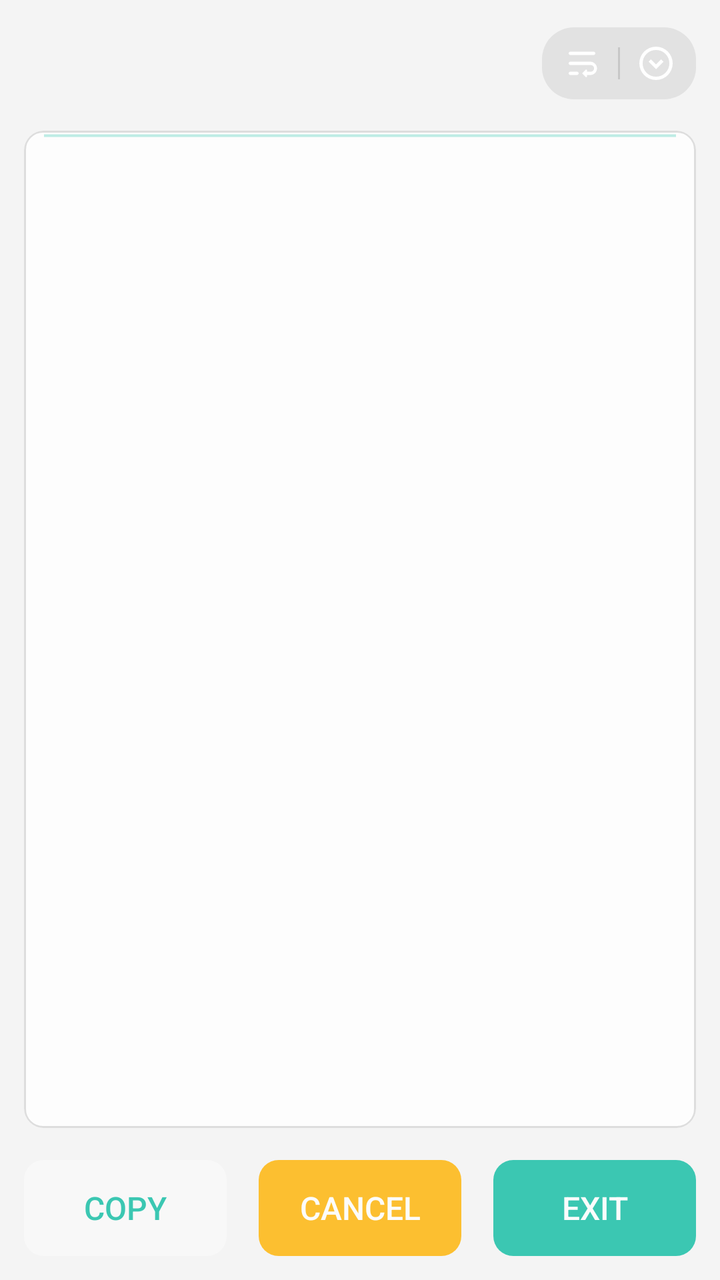
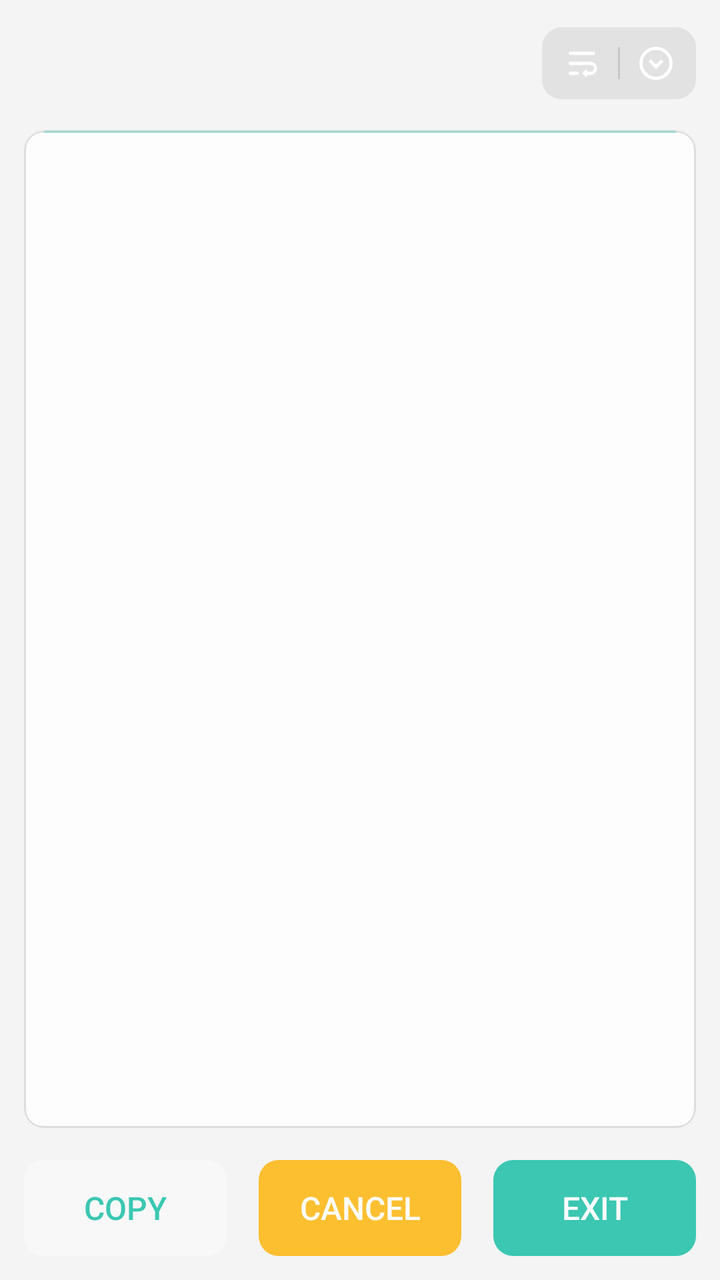

An Android layout rendered at two revisions. The XML below is the earlier revision; the diff shows what the commit changed to produce the second picture.
<!-- AndroidManifest.xml: application theme AppTheme -->
<!-- res/layout/kr_dialog_log.xml -->
<?xml version="1.0" encoding="utf-8"?>
<RelativeLayout
    xmlns:android="http://schemas.android.com/apk/res/android"
    style="@style/dialogRoot"
    android:animateLayoutChanges="true"
    android:clickable="true"
    android:focusable="true"
    android:layout_width="match_parent"
    android:layout_height="match_parent">

    <LinearLayout
        android:id="@+id/header_row"
        android:layout_width="match_parent"
        android:layout_height="wrap_content"
        android:layout_alignParentTop="true"
        android:gravity="center_vertical"
        android:orientation="horizontal">

        <LinearLayout
            android:id="@+id/top_bar"
            android:layout_width="0dp"
            android:layout_height="wrap_content"
            android:layout_weight="1"
            android:orientation="vertical">

            <TextView
                android:id="@+id/title"
                style="@style/dialogTitle"
                android:paddingStart="0dp"
                android:paddingTop="0dp"
                android:paddingEnd="0dp" />

            <TextView
                android:id="@+id/desc"
                style="@style/dialogDesc"
                android:layout_marginTop="4dp"
                android:paddingStart="0dp"
                android:paddingTop="0dp"
                android:paddingEnd="0dp" />

        </LinearLayout>

        <LinearLayout
            android:id="@+id/top_actions"
            android:layout_width="wrap_content"
            android:layout_height="wrap_content"
            android:layout_marginStart="8dp"
            android:background="@drawable/kr_log_action_chip"
            android:gravity="center_vertical"
            android:orientation="horizontal"
            android:paddingHorizontal="4dp"
            android:paddingVertical="2dp">

            <ImageButton
                android:id="@+id/btn_wrap"
                android:layout_width="32dp"
                android:layout_height="32dp"
                android:background="?attr/selectableItemBackgroundBorderless"
                android:contentDescription="@null"
                android:padding="6dp"
                android:scaleType="centerInside"
                android:src="@drawable/ic_wrap_text" />

            <View
                android:id="@+id/btn_divider"
                android:layout_width="1dp"
                android:layout_height="16dp"
                android:layout_marginStart="2dp"
                android:background="?android:attr/listDivider" />

            <ImageButton
                android:id="@+id/btn_hide"
                android:layout_width="32dp"
                android:layout_height="32dp"
                android:layout_marginStart="2dp"
                android:background="?attr/selectableItemBackgroundBorderless"
                android:contentDescription="@null"
                android:padding="6dp"
                android:scaleType="centerInside"
                android:src="@drawable/kr_hide" />

        </LinearLayout>

    </LinearLayout>

    
    <ScrollView
        android:id="@+id/log_scroll_view"
        android:layout_width="match_parent"
        android:layout_height="match_parent"
        android:layout_above="@id/choose_row"
        android:layout_below="@+id/header_row"
        android:layout_marginTop="14dp"
        android:background="@drawable/krscript_item_ripple_kon"
        android:clipToOutline="true"
        android:fillViewport="true"
        android:overScrollMode="never"
        android:scrollbarSize="1dp">

        
        <TextView
            android:id="@+id/shell_output"
            android:layout_width="match_parent"
            android:layout_height="match_parent"
            android:breakStrategy="simple"
            android:fontFamily="monospace"
            android:padding="12dp"
            android:textIsSelectable="true"
            android:textSize="12sp" />

    </ScrollView>

    
    <HorizontalScrollView
        android:id="@+id/choose_row"
        android:layout_width="match_parent"
        android:layout_height="wrap_content"
        android:layout_above="@id/input_row"
        android:layout_marginTop="16dp"
        android:fillViewport="true"
        android:scrollbars="none"
        android:visibility="gone">

        <LinearLayout
            android:id="@+id/choose_options_container"
            android:layout_width="wrap_content"
            android:layout_height="wrap_content"
            android:orientation="horizontal" />

    </HorizontalScrollView>

    <LinearLayout
        android:id="@+id/input_row"
        android:layout_width="match_parent"
        android:layout_height="wrap_content"
        android:layout_above="@id/bottom_actions"
        android:layout_marginTop="8dp"
        android:gravity="center_vertical"
        android:orientation="horizontal"
        android:visibility="gone">

        <EditText
            android:id="@+id/shell_input"
            android:layout_width="0dp"
            android:layout_height="wrap_content"
            android:layout_weight="1"
            android:focusable="true"
            android:focusableInTouchMode="true"
            android:fontFamily="monospace"
            android:hint="@string/hint_shell_input"
            android:imeOptions="actionSend"
            android:inputType="text"
            android:maxLines="1"
            android:singleLine="true"
            android:textSize="14sp" />

    </LinearLayout>

    <LinearLayout
        android:id="@+id/bottom_actions"
        android:layout_width="match_parent"
        android:layout_height="wrap_content"
        android:layout_alignParentBottom="true"
        android:layout_marginTop="16dp"
        android:orientation="horizontal">

        <Button
            android:id="@+id/btn_copy"
            style="@style/dialogCancelBtn"
            android:layout_weight="1"
            android:text="@string/btn_copy_output" />

        <Button
            android:id="@+id/btn_cancel"
            style="@style/dialogWarningBtn"
            android:layout_weight="1"
            android:text="@string/btn_cancel" />

        <Button
            android:id="@+id/btn_exit"
            style="@style/dialogConfirmBtn"
            android:layout_weight="1"
            android:text="@string/btn_exit" />

    </LinearLayout>

    <ProgressBar
        android:id="@+id/action_progress"
        style="?android:attr/progressBarStyleHorizontal"
        android:layout_width="match_parent"
        android:layout_height="7dp"
        android:layout_below="@id/header_row"
        android:layout_marginStart="10dp"
        android:layout_marginTop="13dp"
        android:layout_marginEnd="10dp"
        android:indeterminate="true"
        android:max="100"
        android:progress="0" />

</RelativeLayout>
<!-- resources referenced by this layout -->
<resources>
  <!-- drawable kr_log_action_chip (drawable) -->
  <?xml version="1.0" encoding="utf-8"?>
  <shape xmlns:android="http://schemas.android.com/apk/res/android"
      android:shape="rectangle">
      <solid android:color="?attr/colorParse" />
      <corners android:radius="16dp" />
  </shape>
  <string name="btn_cancel">Cancel</string>
  <string name="btn_copy_output">Copy</string>
  <string name="btn_exit">Exit</string>
  <string name="hint_shell_input">Enter text and send to the script</string>
  <style name="dialogCancelBtn" parent="dialogLargeBtn">
          <item name="android:layout_marginStart">0dp</item>
          <item name="android:background">@drawable/btn_bg_large_secondary</item>
      </style>
  <style name="dialogConfirmBtn" parent="dialogLargeBtn">
          <item name="android:textColor">#FFFFFF</item>
          <item name="android:background">@drawable/btn_bg_large</item>
      </style>
  <style name="dialogDesc" parent="@style/textSmall">
          <item name="android:paddingStart">16dp</item>
          <item name="android:paddingEnd">16dp</item>
          <item name="android:paddingTop">8dp</item>
          <item name="android:layout_width">match_parent</item>
          <item name="android:layout_height">wrap_content</item>
      </style>
  <style name="dialogRoot">
          <item name="android:layout_width">match_parent</item>
          <item name="android:layout_height">match_parent</item>
          <item name="android:orientation">vertical</item>
          <item name="android:padding">12dp</item>
      </style>
  <style name="dialogWarningBtn" parent="dialogLargeBtn">
          <item name="android:textColor">#FFFFFF</item>
          <item name="android:background">@drawable/btn_bg_large_warning</item>
      </style>
  <style name="textSmall">
          <item name="android:textColor">?android:attr/textColorSecondary</item>
          <item name="android:textSize">12sp</item>
      </style>
  <style name="textTitle">
          <item name="android:textColor">?android:attr/textColorPrimary</item>
          <item name="android:textStyle">bold</item>
          <item name="android:textSize">14dp</item>
      </style>
  <color name="colorPrimary">#64CDB6</color>
  <color name="colorPrimaryDark">#30C7B6</color>
  <color name="colorAccent">#0dbda2</color>
  <color name="colorParseDark">#20605f5f</color>
  <color name="colorPirmDark">#20000000</color>
  <color name="status_bg_light">@android:color/white</color>
  <color name="window_bg_light">#f4f4f4</color>
  <color name="cardBgLight">#CCFFFFFF</color>
  <!-- drawable seekbar_thumb (drawable) -->
  <?xml version="1.0" encoding="utf-8"?>
  <shape xmlns:android="http://schemas.android.com/apk/res/android">
      <solid android:color="@android:color/transparent" />
      <corners android:radius="10dp" />
      <size
          android:width="12dp"
          android:height="12dp" />
  </shape>
  <color name="warning">#FFB300</color>
  <!-- drawable switch_track_disabled (drawable) -->
  <?xml version="1.0" encoding="utf-8"?>
  <shape xmlns:android="http://schemas.android.com/apk/res/android">
      <solid android:color="#22888888" />
      <corners android:radius="10dp" />
      <size android:width="66dp" android:height="20dp" />
  </shape>
  <!-- drawable switch_track_open (drawable) -->
  <?xml version="1.0" encoding="utf-8"?>
  <shape xmlns:android="http://schemas.android.com/apk/res/android">
      <solid android:color="?android:colorAccent" />
      <corners android:radius="10dp" />
      <size android:width="66dp" android:height="20dp" />
  </shape>
  <!-- drawable switch_track_close (drawable) -->
  <?xml version="1.0" encoding="utf-8"?>
  <shape xmlns:android="http://schemas.android.com/apk/res/android">
      <solid android:color="#44888888" />
      <corners android:radius="10dp" />
      <size android:width="66dp" android:height="20dp" />
  </shape>
  <!-- unchanged entries left out for length: 23 -->
</resources>

<!-- the commit's change to res/layout/kr_dialog_log.xml (unified diff, before → after) -->
@@ -190,9 +190,8 @@
         android:layout_width="match_parent"
         android:layout_height="7dp"
         android:layout_below="@id/header_row"
-        android:layout_marginStart="10dp"
-        android:layout_marginTop="13dp"
-        android:layout_marginEnd="10dp"
+        android:layout_marginHorizontal="10dp"
+        android:layout_marginTop="11dp"
         android:indeterminate="true"
         android:max="100"
         android:progress="0" />
<!-- resource entries referenced after the edit -->
@@ -5,7 +5,7 @@
   <shape xmlns:android="http://schemas.android.com/apk/res/android"
       android:shape="rectangle">
       <solid android:color="?attr/colorParse" />
-      <corners android:radius="16dp" />
+      <corners android:radius="10dp" />
   </shape>
   <string name="btn_cancel">Cancel</string>
   <string name="btn_copy_output">Copy</string>
